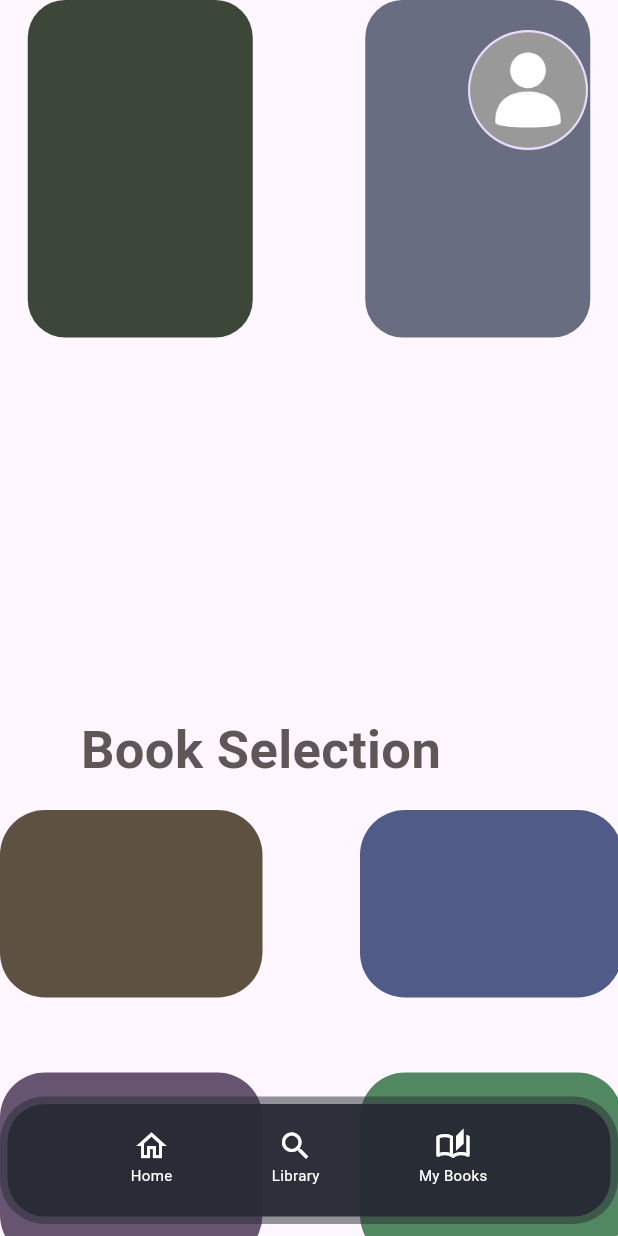
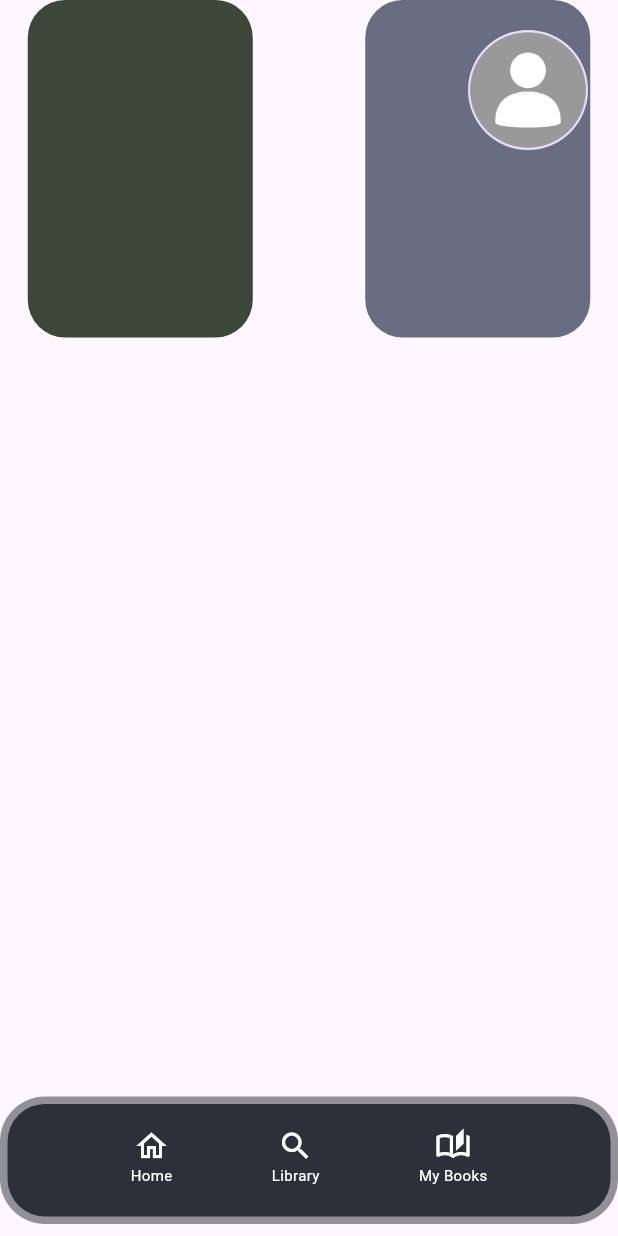
Before and after one commit to MarcelSunyer/Project_Flutter, a Flutter app: the screen it shows after launch, on a phone screen of 412 x 824 dp. Run offline on Flutter 3.47's test engine with Material 3 defaults, Android fonts, the phone set to English and light mode, and no system bars.

Commit message:
Delete bookselection

```diff
--- a/Project_Flutter/app_book/lib/Widgets/bookselection.dart
+++ /dev/null
@@ -1,77 +0,0 @@
-import 'package:flutter/material.dart';
-
-class bookselection extends StatelessWidget {
-  const bookselection({super.key});
-
-   @override
-  Widget build(BuildContext context) {
-return Column(
-      children: [
-        const SizedBox(height: 475),
-        Container(
-          child: Column(
-            crossAxisAlignment: CrossAxisAlignment.start,
-            children: [
-              const Text(
-                '      Book Selection',
-                style: TextStyle(
-                  color: Color.fromARGB(255, 95, 87, 87),
-                  fontSize: 35,
-                  fontWeight: FontWeight.bold,
-                ),
-              ),
-              const SizedBox(height: 15),
-              Row(
-                mainAxisAlignment: MainAxisAlignment.center,
-                children: [
-                  Container(
-                    height: 125,
-                    width: 175,
-                    decoration: BoxDecoration(
-                      color: const Color.fromARGB(255, 95, 81, 66),
-                      borderRadius: BorderRadius.circular(30),
-                    ),
-                  ),
-                  const SizedBox(width: 65),
-                  Container(
-                    height: 125,
-                    width: 175,
-                    decoration: BoxDecoration(
-                      color: const Color.fromARGB(255, 81, 91, 136),
-                      borderRadius: BorderRadius.circular(30),
-                    ),
-                  ),
-                ],
-              ),
-            ],
-          ),
-        ),
-        const SizedBox(
-          height: 50,
-        ),
-        Row(
-          mainAxisAlignment: MainAxisAlignment.center,
-          children: [
-            Container(
-              height: 125,
-              width: 175,
-              decoration: BoxDecoration(
-                color: const Color.fromARGB(255, 103, 84, 112),
-                borderRadius: BorderRadius.circular(30),
-              ),
-            ),
-            const SizedBox(width: 65),
-            Container(
-              height: 125,
-              width: 175,
-              decoration: BoxDecoration(
-                color: const Color.fromARGB(255, 81, 136, 97),
-                borderRadius: BorderRadius.circular(30),
-              ),
-            ),
-          ],
-        ),
-      ],
-    );
-  }
-}
--- a/Project_Flutter/app_book/lib/screens/home_screen.dart
+++ b/Project_Flutter/app_book/lib/screens/home_screen.dart
@@ -13,7 +13,6 @@ class HomeScreen extends StatelessWidget {
       body: Stack(
         children: [
           ProfileWidget(),
-          bookselection(),
           Align(
             alignment: Alignment.bottomCenter,
             child: Padding(
```
